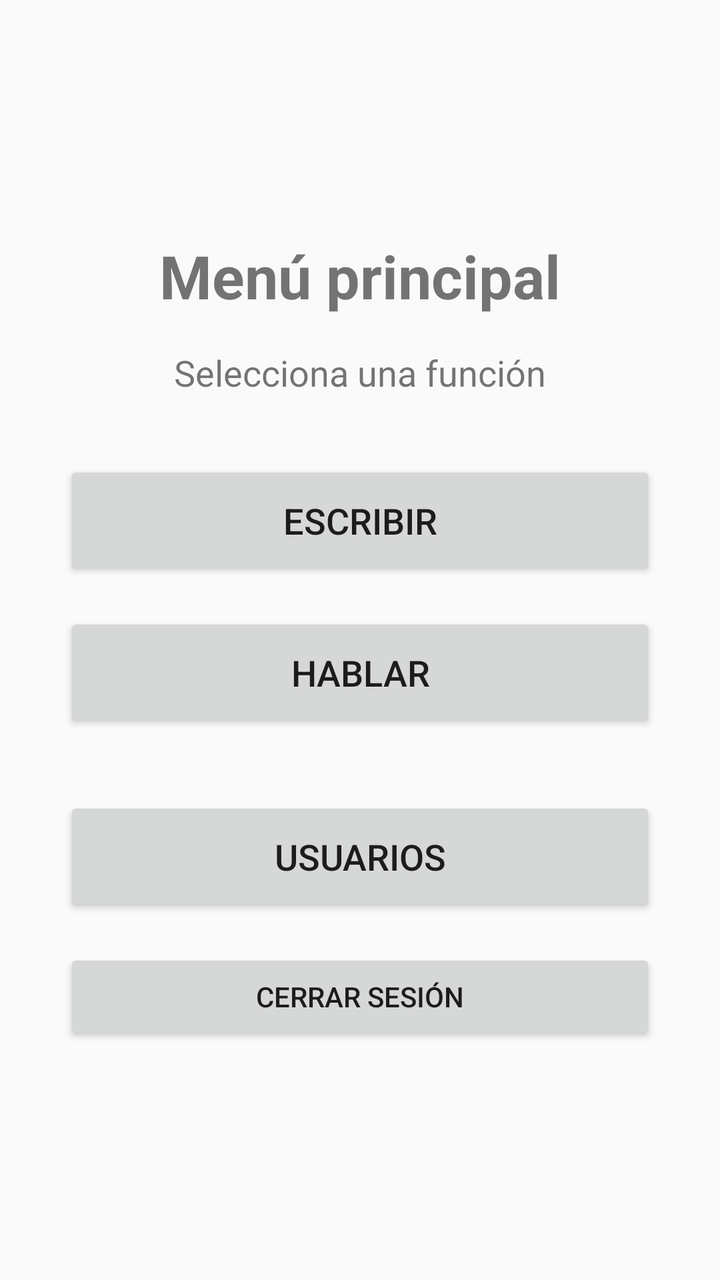
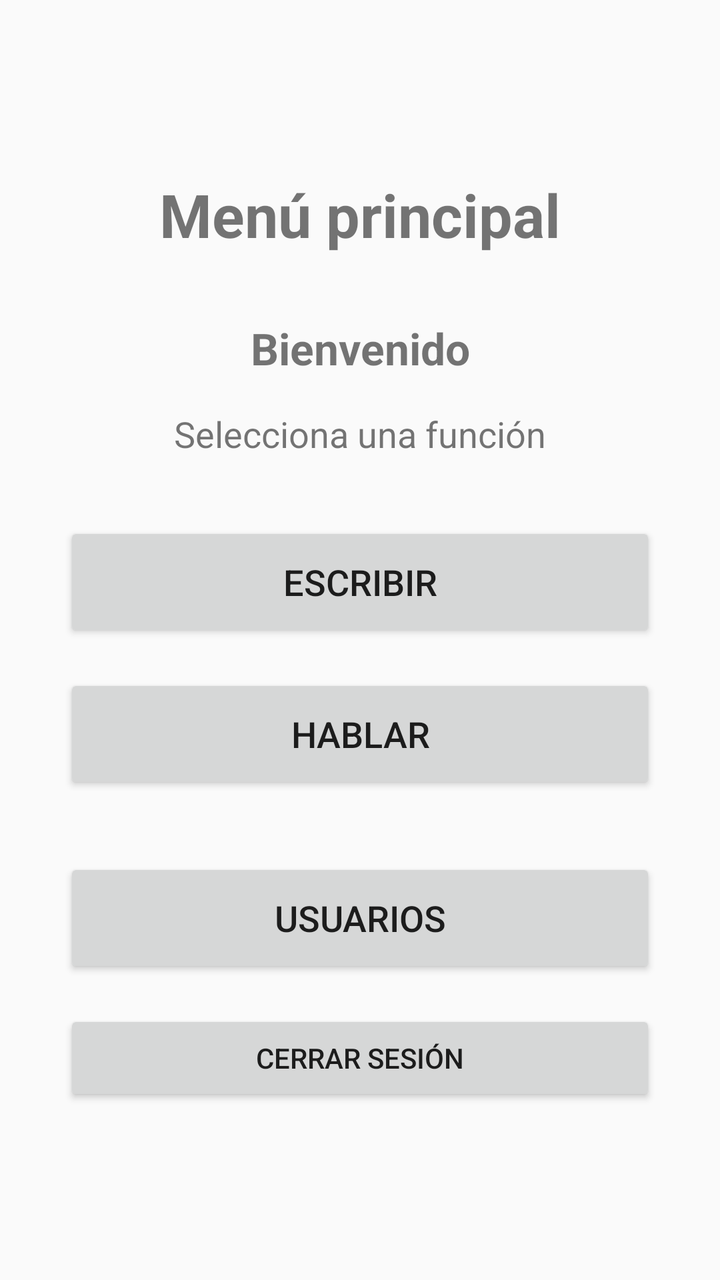

An Android layout rendered at two revisions. The XML below is the earlier revision; the diff shows what the commit changed to produce the second picture.
<!-- AndroidManifest.xml: application theme Theme.Gestion -->
<!-- res/layout/fragment_home_menu.xml -->
<?xml version="1.0" encoding="utf-8"?>
<LinearLayout
    xmlns:android="http://schemas.android.com/apk/res/android"
    android:layout_width="match_parent"
    android:layout_height="match_parent"
    android:orientation="vertical"
    android:gravity="center"
    android:padding="32dp">

    <TextView
        android:layout_width="wrap_content"
        android:layout_height="wrap_content"
        android:text="Menú principal"
        android:textSize="30sp"
        android:textStyle="bold"
        android:layout_marginBottom="16dp" />

    <TextView
        android:layout_width="wrap_content"
        android:layout_height="wrap_content"
        android:text="Selecciona una función"
        android:textSize="18sp"
        android:layout_marginBottom="32dp" />

    <Button
        android:id="@+id/btnEscribir"
        android:layout_width="match_parent"
        android:layout_height="60dp"
        android:text="ESCRIBIR"
        android:textSize="18sp"
        android:layout_marginBottom="16dp" />

    <Button
        android:id="@+id/btnHablar"
        android:layout_width="match_parent"
        android:layout_height="60dp"
        android:text="HABLAR"
        android:textSize="18sp"
        android:layout_marginBottom="32dp" />

    <Button
        android:id="@+id/btnUsuarios"
        android:layout_width="match_parent"
        android:layout_height="60dp"
        android:text="USUARIOS"
        android:textSize="18sp"
        android:layout_marginBottom="16dp" />

    <Button
        android:id="@+id/btnCerrarSesion"
        android:layout_width="match_parent"
        android:layout_height="wrap_content"
        android:text="CERRAR SESIÓN" />

</LinearLayout>
<!-- resources referenced by this layout -->
<resources>
  <style name="Theme.Gestion" parent="android:Theme.Material.Light.NoActionBar" />
</resources>

<!-- the commit's change to res/layout/fragment_home_menu.xml (unified diff, before → after) -->
@@ -14,6 +14,16 @@
         android:textSize="30sp"
         android:textStyle="bold"
         android:layout_marginBottom="16dp" />
+
+    <TextView
+        android:id="@+id/tvSaludo"
+        android:layout_width="match_parent"
+        android:layout_height="wrap_content"
+        android:text="Bienvenido"
+        android:textSize="22sp"
+        android:textStyle="bold"
+        android:gravity="center"
+        android:padding="16dp" />
 
     <TextView
         android:layout_width="wrap_content"
